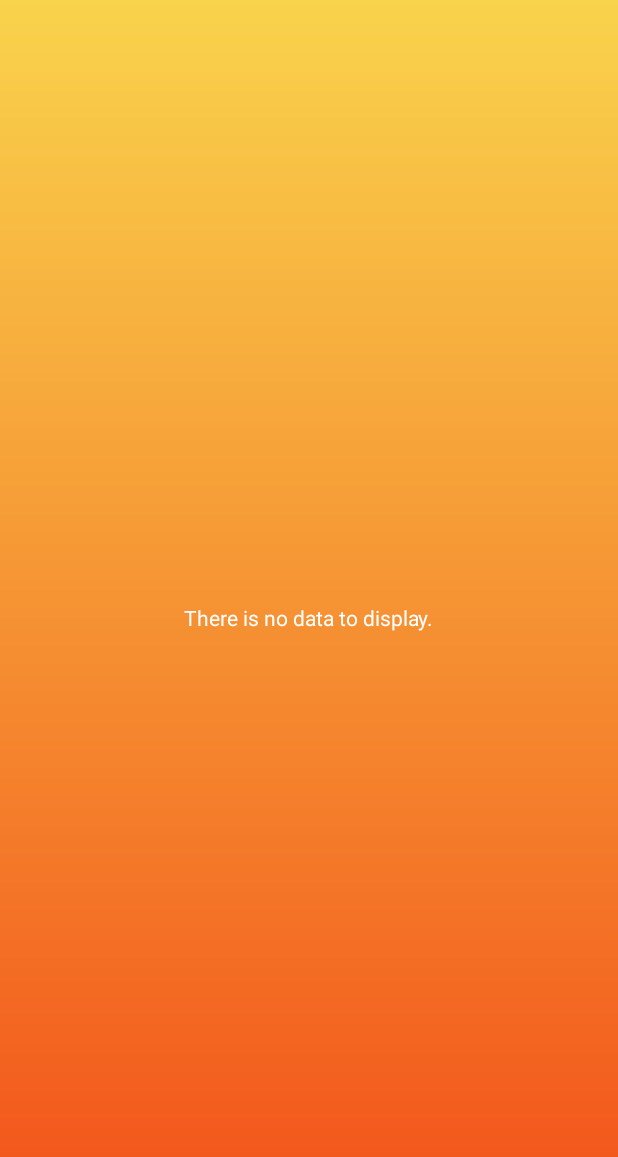
After one commit to manderson727/Stormy, an Android app: the DailyForecastActivity screen opened directly, with no data from a screen before it, on a phone screen of 412 x 824 dp. The commit adds this screen. Shown: the top 1157 px of the screen. Run offline under Robolectric (Android 15) with nearby library versions, the phone set to English and light mode, and no system bars; 1 statement that could not run was skipped.

Commit message:
View Holder, Adapters, Parcelable

```diff
--- /dev/null
+++ b/app/src/main/java/com/manderson/stormy/ui/DailyForecastActivity.java
@@ -0,0 +1,36 @@
+package com.manderson.stormy.ui;
+
+import android.app.ListActivity;
+import android.content.Intent;
+import android.support.v7.app.AppCompatActivity;
+import android.os.Bundle;
+import android.widget.ArrayAdapter;
+
+import com.manderson.stormy.R;
+import com.manderson.stormy.adapters.DayAdapter;
+import com.manderson.stormy.weather.Day;
+
+public class DailyForecastActivity extends ListActivity {
+
+    private Day[] mDays;
+
+    @Override
+    protected void onCreate(Bundle savedInstanceState) {
+        super.onCreate(savedInstanceState);
+        setContentView(R.layout.activity_daily_forecast);
+
+        Intent intent = getIntent();
+        mDays = intent.getParcelableArrayExtra(MainActivity.DAILY_FORECAST);
+
+        DayAdapter adapter = new DayAdapter(this, mDays);
+
+//        String[] daysOfTheWeek = {"Sunday", "Monday", "Tuesday", "Wednesday", "Thursday", "Friday", "Saturday"};
+//        ArrayAdapter<String> adapter = new ArrayAdapter<String>(this,
+//                android.R.layout.simple_list_item_1,
+//                daysOfTheWeek);
+//
+//        setListAdapter(adapter);
+
+
+    }
+}
--- /dev/null
+++ b/app/src/main/res/drawable/bg_gradient.xml
@@ -0,0 +1,10 @@
+<?xml version="1.0" encoding="utf-8"?>
+<shape xmlns:android="http://schemas.android.com/apk/res/android"
+    android:shape="rectangle">
+
+    <gradient
+        android:startColor="#F9D34C"
+        android:endColor="#F25019"
+        android:angle="270"
+        android:type="linear"/>
+</shape>
--- /dev/null
+++ b/app/src/main/res/layout/activity_daily_forecast.xml
@@ -0,0 +1,29 @@
+<?xml version="1.0" encoding="utf-8"?>
+<RelativeLayout
+    xmlns:android="http://schemas.android.com/apk/res/android"
+    xmlns:app="http://schemas.android.com/apk/res-auto"
+    xmlns:tools="http://schemas.android.com/tools"
+    android:layout_width="match_parent"
+    android:layout_height="match_parent"
+    android:background="@drawable/bg_gradient"
+    tools:context="com.manderson.stormy.ui.DailyForecastActivity">
+
+    <ListView
+        android:id="@android:id/list"
+        android:layout_width="match_parent"
+        android:layout_height="match_parent"
+        android:layout_alignParentLeft="true"
+        android:layout_alignParentStart="true"
+        android:layout_alignParentTop="true" >
+    </ListView>
+
+    <TextView
+        android:id="@android:id/empty"
+        android:layout_width="wrap_content"
+        android:layout_height="wrap_content"
+        android:layout_centerHorizontal="true"
+        android:layout_centerVertical="true"
+        android:text="@string/no_daily_forecast_data"
+        android:textColor="#FFFFFFFF" />
+
+</RelativeLayout>
--- a/app/src/main/res/values/strings.xml
+++ b/app/src/main/res/values/strings.xml
@@ -1,4 +1,5 @@
 <resources>
     <string name="app_name">Stormy</string>
     <string name="error_title">Oops! Sorry!</string>
+    <string name="no_daily_forecast_data">There is no data to display.</string>
 </resources>
```
Also changed, not shown: app/src/main/AndroidManifest.xml (+7 -5 lines), app/src/main/java/com/manderson/stormy/adapters/DayAdapter.java (added, +81 -0 lines), app/src/main/java/com/manderson/stormy/ui/MainActivity.java (+41 -1 lines), app/src/main/java/com/manderson/stormy/weather/Current.java (+1 -34 lines), app/src/main/java/com/manderson/stormy/weather/Day.java (+36 -3 lines), app/src/main/java/com/manderson/stormy/weather/Forecast.java (+40 -0 lines), app/src/main/res/layout/activity_main.xml (+29 -2 lines), app/src/main/res/layout/daily_list_item.xml (added, +60 -0 lines), app/src/main/res/drawable-hdpi/bg_temperature.png (added), app/src/main/res/drawable-mdpi/bg_temperature.png (added), app/src/main/res/drawable-xhdpi/bg_temperature.png (added), app/src/main/res/drawable-xxhdpi/bg_temperature.png (added), app/src/main/res/drawable-xxxhdpi/bg_temperature.png (added).
